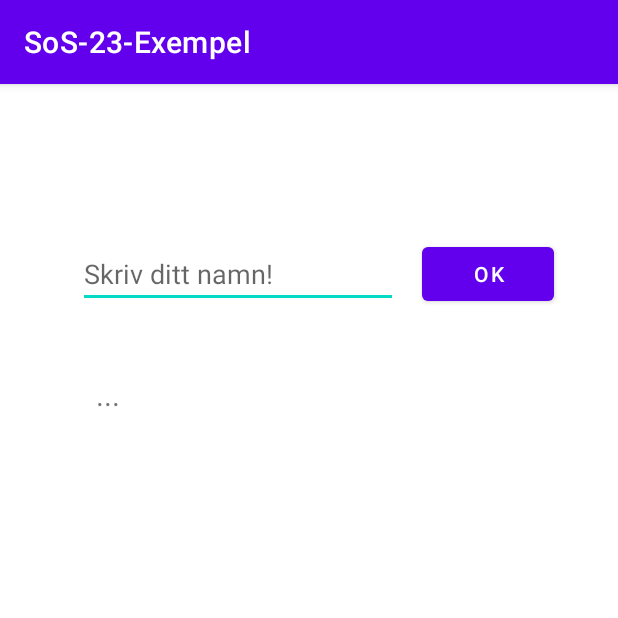
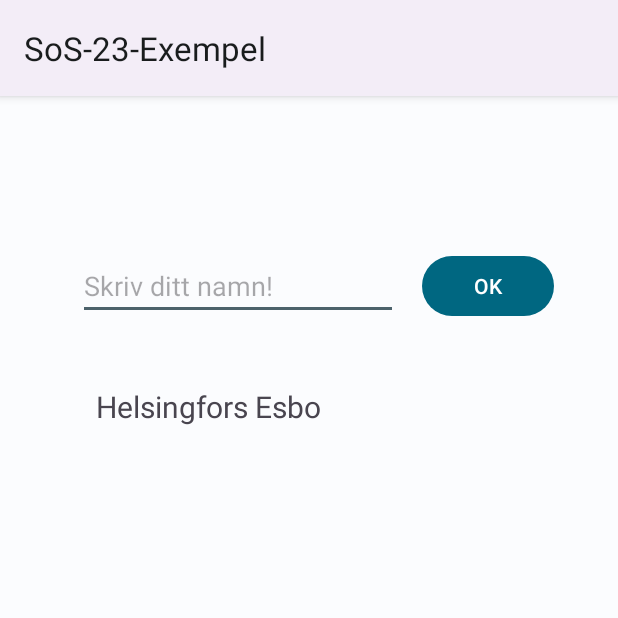
Before and after one commit to fw-23/sos23-exempel, an Android app: the screen it shows after launch (MainActivity), on a phone screen of 412 x 824 dp, the top half of it. Run offline under Robolectric (Android 15) with nearby library versions, the phone set to English and light mode, and no system bars.

Commit message:
lektion 3

```diff
--- a/app/src/main/AndroidManifest.xml
+++ b/app/src/main/AndroidManifest.xml
@@ -9,7 +9,7 @@
         android:icon="@mipmap/ic_launcher"
         android:label="@string/app_name"
         android:supportsRtl="true"
-        android:theme="@style/Theme.SoS23Exempel"
+        android:theme="@style/AppTheme"
         tools:targetApi="31">
         <activity
             android:name=".MainActivity"
--- /dev/null
+++ b/app/src/main/java/fi/arcada/sos_23_exempel/DataItem.java
@@ -0,0 +1,15 @@
+package fi.arcada.sos_23_exempel;
+
+public class DataItem {
+
+    private String name;
+
+    public DataItem(String name) {
+        this.name = name;
+    }
+
+    public String getName() {
+        return name;
+    }
+
+}
--- a/app/src/main/java/fi/arcada/sos_23_exempel/MainActivity.java
+++ b/app/src/main/java/fi/arcada/sos_23_exempel/MainActivity.java
@@ -34,16 +34,21 @@ public class MainActivity extends AppCompatActivity {
         outputText = findViewById(R.id.outputText);
         inputText = findViewById(R.id.editTextName);
 
-        outputText.setText("...");
+        DataItem mittObjekt = new DataItem("Helsingfors");
+        DataItem mittAndraObjekt = new DataItem("Esbo");
+
+        outputText.setText(mittObjekt.getName() + " " + mittAndraObjekt.getName());
+
 
     }
 
     public void calculate(View view) {
 
-        outputText.setText(String.format("Hej %s\n\nMedelvärde: %.2f\nMedian: %.2f",
+        outputText.setText(String.format("Hej %s\n\nMedelvärde: %.2f\nMedian: %.2f\nStandardavvikelse: %.2f",
                 inputText.getText(),
                 Statistics.calcMean(values),
-                Statistics.calcMedian(values)
+                Statistics.calcMedian(values),
+                Statistics.calcSD(values)
         ));
     }
 
--- a/app/src/main/java/fi/arcada/sos_23_exempel/Statistics.java
+++ b/app/src/main/java/fi/arcada/sos_23_exempel/Statistics.java
@@ -34,5 +34,16 @@ public class Statistics {
 
     }
 
+    public static double calcSD(ArrayList<Double> values) {
+        double mean = calcMean(values);
+        double sumOfDiff = 0;
+        for (int i = 0; i < values.size(); i++) {
+            sumOfDiff += Math.pow(values.get(i)-mean, 2);
+        }
+        double variance = sumOfDiff / values.size();
+
+        return Math.sqrt(variance);
+    }
+
 
 }
--- a/app/src/main/res/values-night/themes.xml
+++ b/app/src/main/res/values-night/themes.xml
@@ -1,16 +1,31 @@
-<resources xmlns:tools="http://schemas.android.com/tools">
-    <!-- Base application theme. -->
-    <style name="Theme.SoS23Exempel" parent="Theme.MaterialComponents.DayNight.DarkActionBar">
-        <!-- Primary brand color. -->
-        <item name="colorPrimary">@color/purple_200</item>
-        <item name="colorPrimaryVariant">@color/purple_700</item>
-        <item name="colorOnPrimary">@color/black</item>
-        <!-- Secondary brand color. -->
-        <item name="colorSecondary">@color/teal_200</item>
-        <item name="colorSecondaryVariant">@color/teal_200</item>
-        <item name="colorOnSecondary">@color/black</item>
-        <!-- Status bar color. -->
-        <item name="android:statusBarColor">?attr/colorPrimaryVariant</item>
-        <!-- Customize your theme here. -->
+
+<resources>
+    <style name="AppTheme" parent="Theme.Material3.Dark.NoActionBar">
+        <item name="colorPrimary">@color/md_theme_dark_primary</item>
+        <item name="colorOnPrimary">@color/md_theme_dark_onPrimary</item>
+        <item name="colorPrimaryContainer">@color/md_theme_dark_primaryContainer</item>
+        <item name="colorOnPrimaryContainer">@color/md_theme_dark_onPrimaryContainer</item>
+        <item name="colorSecondary">@color/md_theme_dark_secondary</item>
+        <item name="colorOnSecondary">@color/md_theme_dark_onSecondary</item>
+        <item name="colorSecondaryContainer">@color/md_theme_dark_secondaryContainer</item>
+        <item name="colorOnSecondaryContainer">@color/md_theme_dark_onSecondaryContainer</item>
+        <item name="colorTertiary">@color/md_theme_dark_tertiary</item>
+        <item name="colorOnTertiary">@color/md_theme_dark_onTertiary</item>
+        <item name="colorTertiaryContainer">@color/md_theme_dark_tertiaryContainer</item>
+        <item name="colorOnTertiaryContainer">@color/md_theme_dark_onTertiaryContainer</item>
+        <item name="colorError">@color/md_theme_dark_error</item>
+        <item name="colorErrorContainer">@color/md_theme_dark_errorContainer</item>
+        <item name="colorOnError">@color/md_theme_dark_onError</item>
+        <item name="colorOnErrorContainer">@color/md_theme_dark_onErrorContainer</item>
+        <item name="android:colorBackground">@color/md_theme_dark_background</item>
+        <item name="colorOnBackground">@color/md_theme_dark_onBackground</item>
+        <item name="colorSurface">@color/md_theme_dark_surface</item>
+        <item name="colorOnSurface">@color/md_theme_dark_onSurface</item>
+        <item name="colorSurfaceVariant">@color/md_theme_dark_surfaceVariant</item>
+        <item name="colorOnSurfaceVariant">@color/md_theme_dark_onSurfaceVariant</item>
+        <item name="colorOutline">@color/md_theme_dark_outline</item>
+        <item name="colorOnSurfaceInverse">@color/md_theme_dark_inverseOnSurface</item>
+        <item name="colorSurfaceInverse">@color/md_theme_dark_inverseSurface</item>
+        <item name="colorPrimaryInverse">@color/md_theme_dark_inversePrimary</item>
     </style>
 </resources>
--- a/app/src/main/res/values/colors.xml
+++ b/app/src/main/res/values/colors.xml
@@ -1,10 +1,64 @@
-<?xml version="1.0" encoding="utf-8"?>
+
 <resources>
-    <color name="purple_200">#FFBB86FC</color>
-    <color name="purple_500">#FF6200EE</color>
-    <color name="purple_700">#FF3700B3</color>
-    <color name="teal_200">#FF03DAC5</color>
-    <color name="teal_700">#FF018786</color>
-    <color name="black">#FF000000</color>
-    <color name="white">#FFFFFFFF</color>
+    <color name="seed">#006781</color>
+    <color name="md_theme_light_primary">#006781</color>
+    <color name="md_theme_light_onPrimary">#FFFFFF</color>
+    <color name="md_theme_light_primaryContainer">#B9EAFF</color>
+    <color name="md_theme_light_onPrimaryContainer">#001F29</color>
+    <color name="md_theme_light_secondary">#4C626B</color>
+    <color name="md_theme_light_onSecondary">#FFFFFF</color>
+    <color name="md_theme_light_secondaryContainer">#CFE6F1</color>
+    <color name="md_theme_light_onSecondaryContainer">#071E26</color>
+    <color name="md_theme_light_tertiary">#5B5B7E</color>
+    <color name="md_theme_light_onTertiary">#FFFFFF</color>
+    <color name="md_theme_light_tertiaryContainer">#E1DFFF</color>
+    <color name="md_theme_light_onTertiaryContainer">#181837</color>
+    <color name="md_theme_light_error">#BA1A1A</color>
+    <color name="md_theme_light_errorContainer">#FFDAD6</color>
+    <color name="md_theme_light_onError">#FFFFFF</color>
+    <color name="md_theme_light_onErrorContainer">#410002</color>
+    <color name="md_theme_light_background">#FBFCFE</color>
+    <color name="md_theme_light_onBackground">#191C1D</color>
+    <color name="md_theme_light_surface">#FBFCFE</color>
+    <color name="md_theme_light_onSurface">#191C1D</color>
+    <color name="md_theme_light_surfaceVariant">#DCE4E8</color>
+    <color name="md_theme_light_onSurfaceVariant">#40484C</color>
+    <color name="md_theme_light_outline">#70787C</color>
+    <color name="md_theme_light_inverseOnSurface">#EFF1F2</color>
+    <color name="md_theme_light_inverseSurface">#2E3132</color>
+    <color name="md_theme_light_inversePrimary">#5FD4FD</color>
+    <color name="md_theme_light_shadow">#000000</color>
+    <color name="md_theme_light_surfaceTint">#006781</color>
+    <color name="md_theme_light_outlineVariant">#C0C8CC</color>
+    <color name="md_theme_light_scrim">#000000</color>
+    <color name="md_theme_dark_primary">#5FD4FD</color>
+    <color name="md_theme_dark_onPrimary">#003544</color>
+    <color name="md_theme_dark_primaryContainer">#004D62</color>
+    <color name="md_theme_dark_onPrimaryContainer">#B9EAFF</color>
+    <color name="md_theme_dark_secondary">#B3CAD5</color>
+    <color name="md_theme_dark_onSecondary">#1E333C</color>
+    <color name="md_theme_dark_secondaryContainer">#354A53</color>
+    <color name="md_theme_dark_onSecondaryContainer">#CFE6F1</color>
+    <color name="md_theme_dark_tertiary">#C4C3EB</color>
+    <color name="md_theme_dark_onTertiary">#2D2D4D</color>
+    <color name="md_theme_dark_tertiaryContainer">#434465</color>
+    <color name="md_theme_dark_onTertiaryContainer">#E1DFFF</color>
+    <color name="md_theme_dark_error">#FFB4AB</color>
+    <color name="md_theme_dark_errorContainer">#93000A</color>
+    <color name="md_theme_dark_onError">#690005</color>
+    <color name="md_theme_dark_onErrorContainer">#FFDAD6</color>
+    <color name="md_theme_dark_background">#191C1D</color>
+    <color name="md_theme_dark_onBackground">#E1E3E4</color>
+    <color name="md_theme_dark_surface">#191C1D</color>
+    <color name="md_theme_dark_onSurface">#E1E3E4</color>
+    <color name="md_theme_dark_surfaceVariant">#40484C</color>
+    <color name="md_theme_dark_onSurfaceVariant">#C0C8CC</color>
+    <color name="md_theme_dark_outline">#8A9296</color>
+    <color name="md_theme_dark_inverseOnSurface">#191C1D</color>
+    <color name="md_theme_dark_inverseSurface">#E1E3E4</color>
+    <color name="md_theme_dark_inversePrimary">#006781</color>
+    <color name="md_theme_dark_shadow">#000000</color>
+    <color name="md_theme_dark_surfaceTint">#5FD4FD</color>
+    <color name="md_theme_dark_outlineVariant">#40484C</color>
+    <color name="md_theme_dark_scrim">#000000</color>
 </resources>
--- a/app/src/main/res/values/themes.xml
+++ b/app/src/main/res/values/themes.xml
@@ -1,16 +1,31 @@
-<resources xmlns:tools="http://schemas.android.com/tools">
-    <!-- Base application theme. -->
-    <style name="Theme.SoS23Exempel" parent="Theme.MaterialComponents.DayNight.DarkActionBar">
-        <!-- Primary brand color. -->
-        <item name="colorPrimary">@color/purple_500</item>
-        <item name="colorPrimaryVariant">@color/purple_700</item>
-        <item name="colorOnPrimary">@color/white</item>
-        <!-- Secondary brand color. -->
-        <item name="colorSecondary">@color/teal_200</item>
-        <item name="colorSecondaryVariant">@color/teal_700</item>
-        <item name="colorOnSecondary">@color/black</item>
-        <!-- Status bar color. -->
-        <item name="android:statusBarColor">?attr/colorPrimaryVariant</item>
-        <!-- Customize your theme here. -->
+
+<resources>
+    <style name="AppTheme" parent="Theme.Material3.Light">
+        <item name="colorPrimary">@color/md_theme_light_primary</item>
+        <item name="colorOnPrimary">@color/md_theme_light_onPrimary</item>
+        <item name="colorPrimaryContainer">@color/md_theme_light_primaryContainer</item>
+        <item name="colorOnPrimaryContainer">@color/md_theme_light_onPrimaryContainer</item>
+        <item name="colorSecondary">@color/md_theme_light_secondary</item>
+        <item name="colorOnSecondary">@color/md_theme_light_onSecondary</item>
+        <item name="colorSecondaryContainer">@color/md_theme_light_secondaryContainer</item>
+        <item name="colorOnSecondaryContainer">@color/md_theme_light_onSecondaryContainer</item>
+        <item name="colorTertiary">@color/md_theme_light_tertiary</item>
+        <item name="colorOnTertiary">@color/md_theme_light_onTertiary</item>
+        <item name="colorTertiaryContainer">@color/md_theme_light_tertiaryContainer</item>
+        <item name="colorOnTertiaryContainer">@color/md_theme_light_onTertiaryContainer</item>
+        <item name="colorError">@color/md_theme_light_error</item>
+        <item name="colorErrorContainer">@color/md_theme_light_errorContainer</item>
+        <item name="colorOnError">@color/md_theme_light_onError</item>
+        <item name="colorOnErrorContainer">@color/md_theme_light_onErrorContainer</item>
+        <item name="android:colorBackground">@color/md_theme_light_background</item>
+        <item name="colorOnBackground">@color/md_theme_light_onBackground</item>
+        <item name="colorSurface">@color/md_theme_light_surface</item>
+        <item name="colorOnSurface">@color/md_theme_light_onSurface</item>
+        <item name="colorSurfaceVariant">@color/md_theme_light_surfaceVariant</item>
+        <item name="colorOnSurfaceVariant">@color/md_theme_light_onSurfaceVariant</item>
+        <item name="colorOutline">@color/md_theme_light_outline</item>
+        <item name="colorOnSurfaceInverse">@color/md_theme_light_inverseOnSurface</item>
+        <item name="colorSurfaceInverse">@color/md_theme_light_inverseSurface</item>
+        <item name="colorPrimaryInverse">@color/md_theme_light_inversePrimary</item>
     </style>
 </resources>
```
